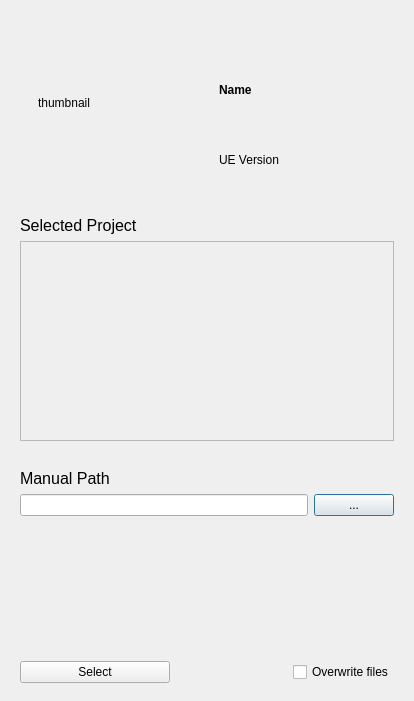
Qt form qt5/gui_elements/downloadAsset.ui (Shotaos/GSheetsEngine) before a commit.
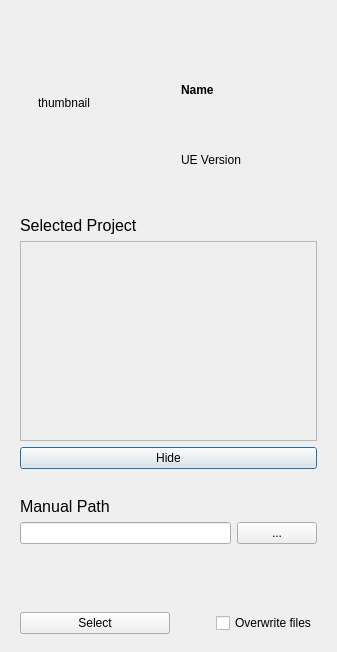
The same form after that commit.

Commit message: Hide found UE projects #7

Patch:
```diff
--- a/qt5/gui_elements/downloadAsset.ui
+++ b/qt5/gui_elements/downloadAsset.ui
@@ -7,9 +7,15 @@
     <x>0</x>
     <y>0</y>
     <width>414</width>
-    <height>701</height>
+    <height>625</height>
    </rect>
   </property>
+  <property name="sizePolicy">
+   <sizepolicy hsizetype="Preferred" vsizetype="MinimumExpanding">
+    <horstretch>0</horstretch>
+    <verstretch>0</verstretch>
+   </sizepolicy>
+  </property>
   <property name="cursor">
    <cursorShape>ArrowCursor</cursorShape>
   </property>
@@ -20,6 +26,9 @@
    <property name="spacing">
     <number>10</number>
    </property>
+   <property name="sizeConstraint">
+    <enum>QLayout::SetFixedSize</enum>
+   </property>
    <property name="topMargin">
     <number>9</number>
    </property>
@@ -120,6 +129,9 @@
       </item>
       <item>
        <widget class="QScrollArea" name="scroll">
+        <property name="enabled">
+         <bool>true</bool>
+        </property>
         <property name="minimumSize">
          <size>
           <width>0</width>
@@ -161,6 +173,13 @@
         </widget>
        </widget>
       </item>
+      <item>
+       <widget class="QPushButton" name="show_hide_button">
+        <property name="text">
+         <string>Hide</string>
+        </property>
+       </widget>
+      </item>
      </layout>
     </widget>
    </item>
```
The commit also changes 1 other file.
